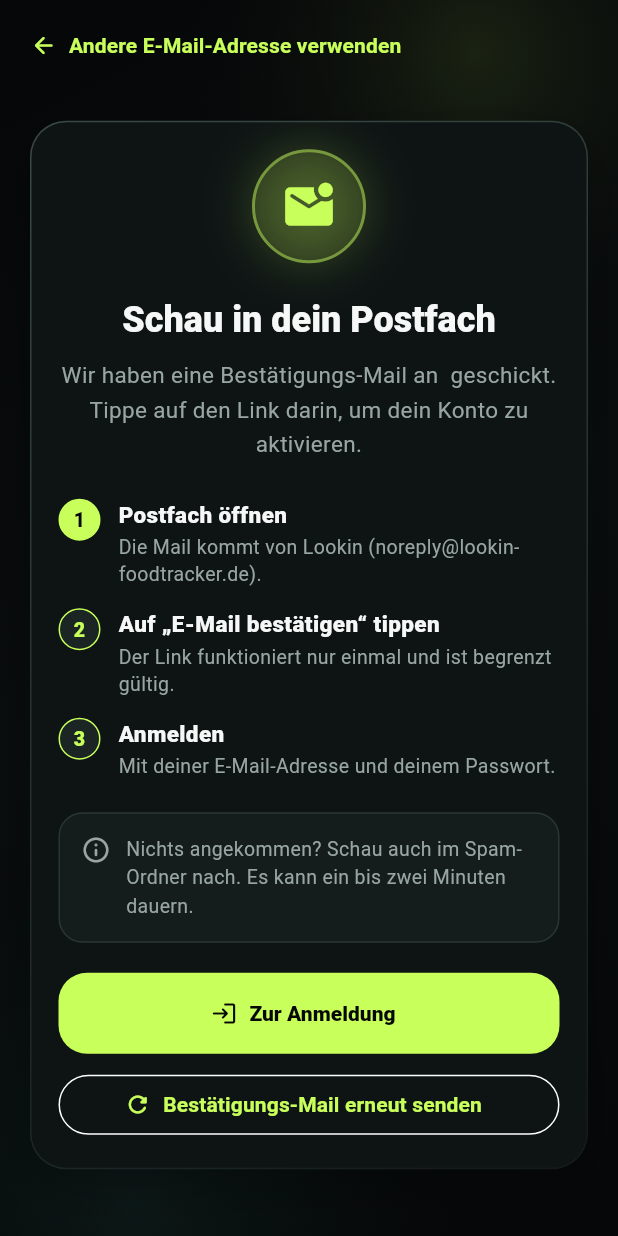
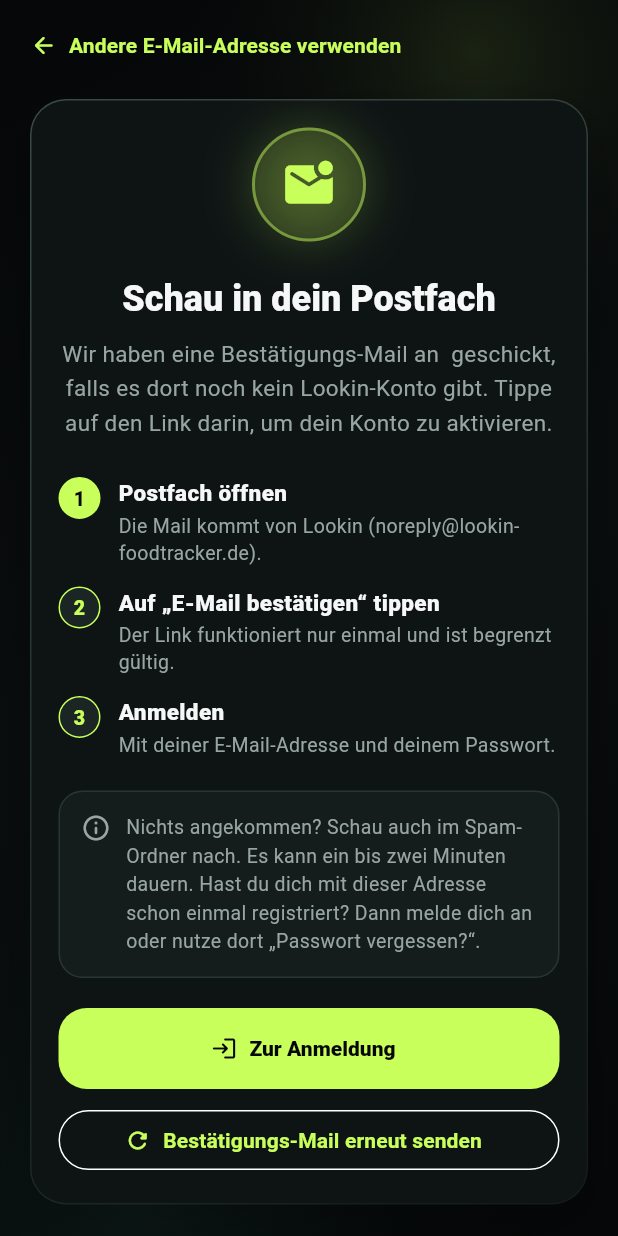
Before and after one commit to nvctrj5v8s-cmd/livo-fitness-app, a Flutter app: the CheckInboxPage screen opened directly with empty values, on a phone screen of 412 x 824 dp. Run offline on Flutter 3.47's test engine with Material 3 defaults, Android fonts, the phone set to English and light mode, and no system bars; our stand-ins replace camera, image_picker, shared_preferences, supabase_flutter, web; missing offline and left inert: file_saver, file_selector, mobile_scanner, purchases_flutter; accounts and stored records are empty; network calls fail.

Commit message:
Harden e-mail link flow: separate network errors from expired links, honest inbox text, stale reset mark, referrer policy
Findings from the security and logic review:
- network error no longer reported as expired link and the link stays valid
- inbox page and login error explain existing accounts and password reset
- stale password-reset mark is cleared at start without a session
- removed crafted ?type=recovery branch
- headers and live regions for screen readers, 320 px and 2x text tests
- privacy policy: Resend is active; no-referrer meta tag

Co-Authored-By: Claude Sonnet 5.5 <noreply@anthropic.com>

```diff
--- a/lib/features/auth/presentation/auth_page.dart
+++ b/lib/features/auth/presentation/auth_page.dart
@@ -249,7 +249,9 @@ class _AuthPageState extends State<AuthPage>
   String _friendlyAuthError(String message) {
     final lower = message.toLowerCase();
     if (lower.contains('invalid login credentials')) {
-      return 'E-Mail oder Passwort ist nicht korrekt.';
+      return 'E-Mail oder Passwort ist nicht korrekt. Hast du dich mit dieser '
+          'Adresse schon einmal registriert, gilt das damalige Passwort. '
+          'Setze es sonst über „Passwort vergessen?“ zurück.';
     }
     if (_isUnconfirmed(message)) {
       return 'Deine E-Mail-Adresse ist noch nicht bestätigt. Tippe auf den '
@@ -262,6 +264,9 @@ class _AuthPageState extends State<AuthPage>
         lower.contains('rate limit') ||
         lower.contains('too many')) {
       return 'Zu viele Versuche. Bitte warte kurz und versuche es dann erneut.';
+    }
+    if (lower.contains('weak') || lower.contains('pwned')) {
+      return 'Dieses Passwort ist zu unsicher. Wähle ein anderes.';
     }
     if (lower.contains('password')) {
       return 'Das Passwort muss mindestens acht Zeichen haben.';
--- a/lib/features/auth/presentation/email_status_pages.dart
+++ b/lib/features/auth/presentation/email_status_pages.dart
@@ -38,11 +38,14 @@ class CheckInboxPage extends StatelessWidget {
       children: [
         const _StatusIcon(icon: Icons.mark_email_unread_rounded),
         const SizedBox(height: 22),
-        Text(
+        Semantics(
+          header: true,
+          child: Text(
             'Schau in dein Postfach',
             textAlign: TextAlign.center,
             style: theme.textTheme.headlineSmall?.copyWith(
               fontWeight: FontWeight.w900,
+            ),
           ),
         ),
         const SizedBox(height: 10),
@@ -59,8 +62,8 @@ class CheckInboxPage extends StatelessWidget {
               ),
               const TextSpan(
                 text:
-                    ' geschickt. Tippe auf den Link darin, um dein Konto '
-                    'zu aktivieren.',
+                    ' geschickt, falls es dort noch kein Lookin-Konto gibt. '
+                    'Tippe auf den Link darin, um dein Konto zu aktivieren.',
               ),
             ],
           ),
@@ -107,7 +110,9 @@ class CheckInboxPage extends StatelessWidget {
               Expanded(
                 child: Text(
                   'Nichts angekommen? Schau auch im Spam-Ordner nach. Es kann '
-                  'ein bis zwei Minuten dauern.',
+                  'ein bis zwei Minuten dauern. Hast du dich mit dieser '
+                  'Adresse schon einmal registriert? Dann melde dich an oder '
+                  'nutze dort „Passwort vergessen?“.',
                   style: TextStyle(
                     color: AppColors.textMuted,
                     fontSize: 13,
@@ -120,13 +125,16 @@ class CheckInboxPage extends StatelessWidget {
         ),
         if (message != null) ...[
           const SizedBox(height: 14),
-          Text(
+          Semantics(
+            liveRegion: true,
+            child: Text(
               message!,
               textAlign: TextAlign.center,
               style: TextStyle(
                 color: messageIsError ? AppColors.error : AppColors.primary,
                 fontSize: 13,
                 height: 1.45,
+              ),
             ),
           ),
         ],
@@ -167,11 +175,14 @@ class EmailConfirmedPage extends StatelessWidget {
       children: [
         const _StatusIcon(icon: Icons.check_rounded, filled: true),
         const SizedBox(height: 22),
-        Text(
+        Semantics(
+          header: true,
+          child: Text(
             'E-Mail bestätigt',
             textAlign: TextAlign.center,
             style: theme.textTheme.headlineSmall?.copyWith(
               fontWeight: FontWeight.w900,
+            ),
           ),
         ),
         const SizedBox(height: 10),
```
Also changed, not shown: lib/features/auth/data/email_link.dart (+19 -4 lines), lib/main.dart (+20 -14 lines), 4 other files. Lines whose indentation alone changed are shown as unchanged.
